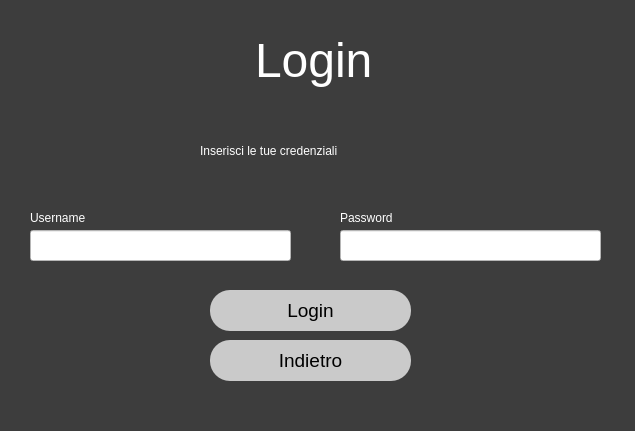
Above: home/views/VistaLoginCliente.ui from riccardomalpiedi/parcheggio before the change. Below: the same form after it.
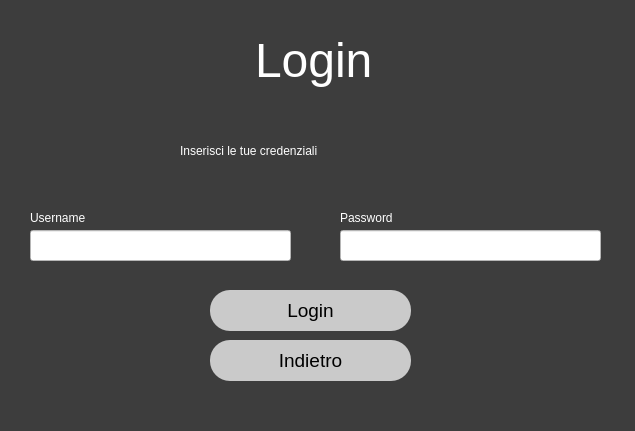
That is the form after the change.

The edit to the form file:
```diff
--- a/home/views/VistaLoginCliente.ui
+++ b/home/views/VistaLoginCliente.ui
@@ -20,9 +20,9 @@
   <widget class="QLabel" name="label_2">
    <property name="geometry">
     <rect>
-     <x>200</x>
+     <x>180</x>
      <y>130</y>
-     <width>271</width>
+     <width>311</width>
      <height>41</height>
     </rect>
    </property>
@@ -60,7 +60,7 @@
     <rect>
      <x>340</x>
      <y>210</y>
-     <width>71</width>
+     <width>91</width>
      <height>16</height>
     </rect>
    </property>
@@ -100,7 +100,7 @@
     <rect>
      <x>30</x>
      <y>210</y>
-     <width>71</width>
+     <width>101</width>
      <height>16</height>
     </rect>
    </property>
```
